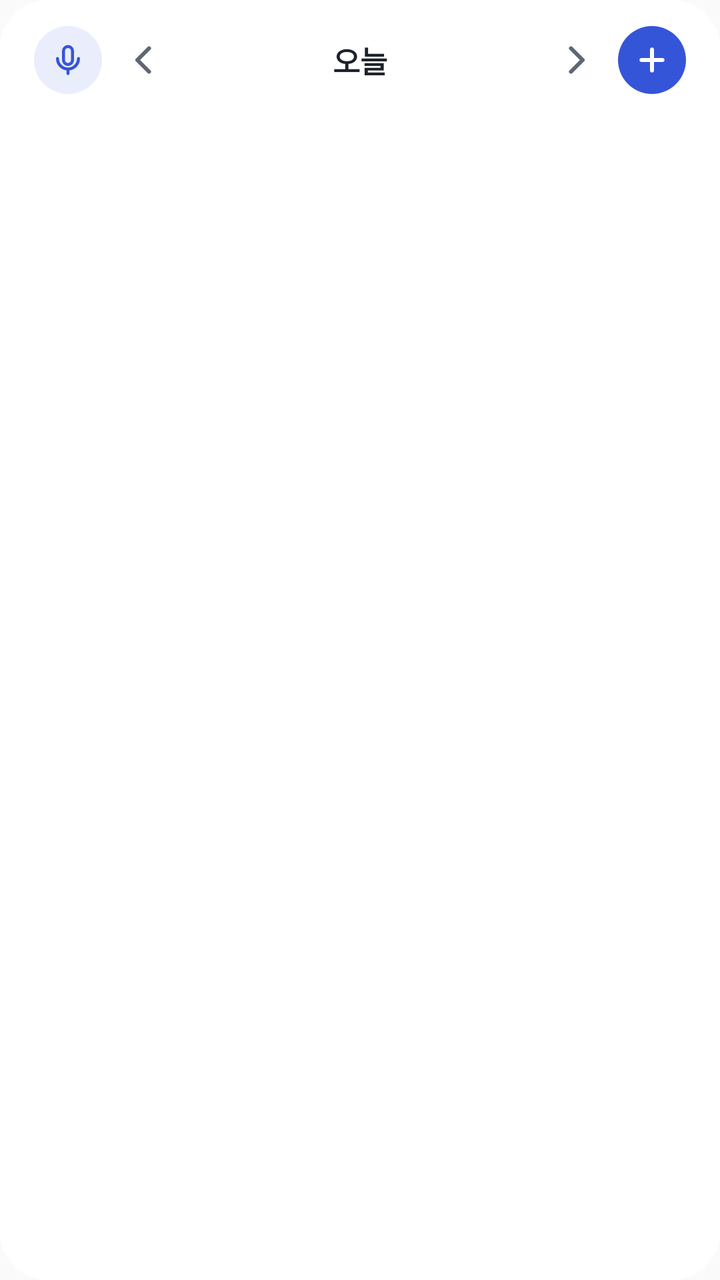
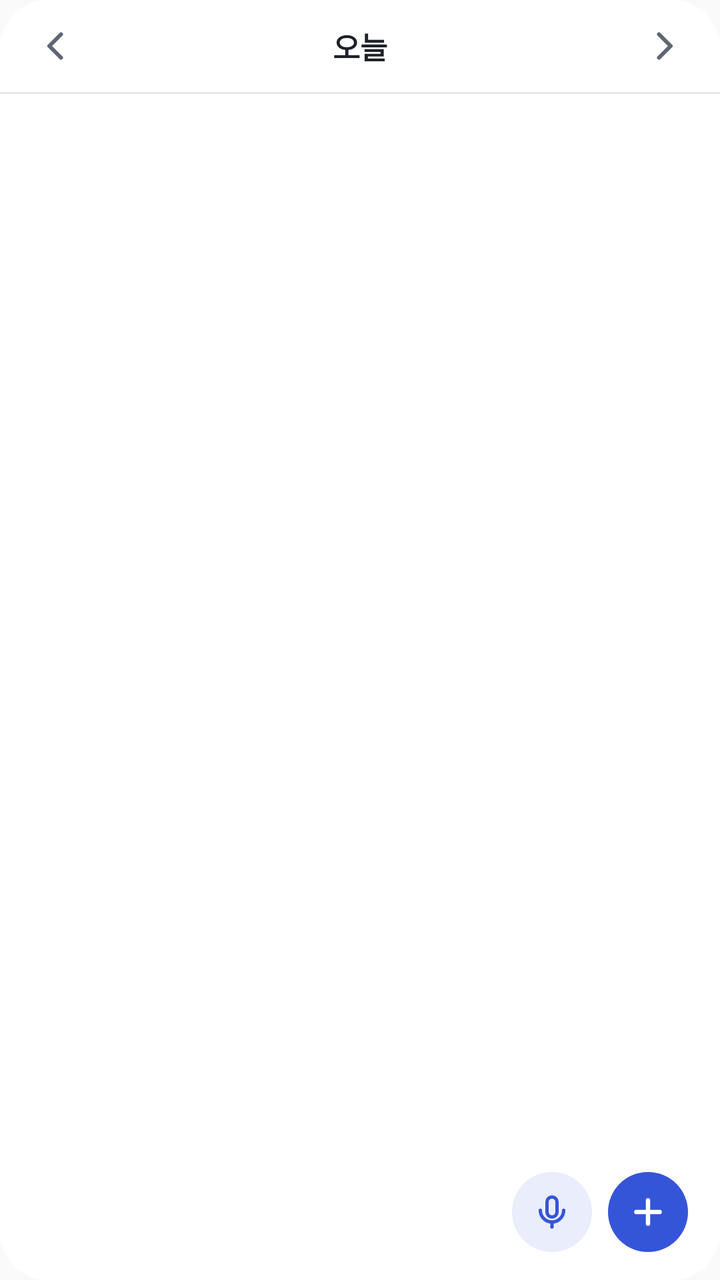

An Android layout rendered at two revisions. The XML below is the earlier revision; the diff shows what the commit changed to produce the second picture.
<!-- AndroidManifest.xml: application theme AppTheme -->
<!-- res/layout/bx_widget.xml -->
<?xml version="1.0" encoding="utf-8"?>
<LinearLayout xmlns:android="http://schemas.android.com/apk/res/android"
    android:id="@+id/w_root"
    android:layout_width="match_parent"
    android:layout_height="match_parent"
    android:background="@drawable/bx_widget_bg"
    android:orientation="vertical"
    android:paddingLeft="14dp"
    android:paddingTop="10dp"
    android:paddingRight="14dp"
    android:paddingBottom="12dp">

    <LinearLayout
        android:layout_width="match_parent"
        android:layout_height="40dp"
        android:gravity="center_vertical"
        android:orientation="horizontal">
        <FrameLayout
            android:id="@+id/w_mic"
            android:layout_width="40dp"
            android:layout_height="40dp"
            android:contentDescription="말하기 · 바로 말로 일정 추가">
            <ImageView
                android:layout_width="34dp"
                android:layout_height="34dp"
                android:layout_gravity="center"
                android:background="@drawable/bx_widget_round2"
                android:importantForAccessibility="no"
                android:padding="8dp"
                android:src="@drawable/ic_widget_mic_a" />
        </FrameLayout>
        <FrameLayout
            android:id="@+id/w_prev"
            android:layout_width="36dp"
            android:layout_height="40dp"
            android:contentDescription="전날">
            <ImageView
                android:layout_width="20dp"
                android:layout_height="20dp"
                android:layout_gravity="center"
                android:importantForAccessibility="no"
                android:src="@drawable/ic_widget_prev" />
        </FrameLayout>
        <TextView
            android:id="@+id/w_head"
            android:layout_width="0dp"
            android:layout_height="40dp"
            android:layout_weight="1"
            android:ellipsize="end"
            android:gravity="center"
            android:maxLines="1"
            android:text="오늘"
            android:textColor="@color/bx_w_ink"
            android:textSize="15sp"
            android:textStyle="bold" />
        <FrameLayout
            android:id="@+id/w_next"
            android:layout_width="36dp"
            android:layout_height="40dp"
            android:contentDescription="다음 날">
            <ImageView
                android:layout_width="20dp"
                android:layout_height="20dp"
                android:layout_gravity="center"
                android:importantForAccessibility="no"
                android:src="@drawable/ic_widget_next" />
        </FrameLayout>
        <FrameLayout
            android:id="@+id/w_add"
            android:layout_width="40dp"
            android:layout_height="40dp"
            android:contentDescription="새 일정">
            <ImageView
                android:layout_width="34dp"
                android:layout_height="34dp"
                android:layout_gravity="center"
                android:background="@drawable/bx_widget_round"
                android:importantForAccessibility="no"
                android:padding="8dp"
                android:src="@drawable/ic_widget_plus" />
        </FrameLayout>
    </LinearLayout>

    <FrameLayout
        android:layout_width="match_parent"
        android:layout_height="0dp"
        android:layout_marginTop="6dp"
        android:layout_weight="1">
        
        <ListView
            android:id="@+id/w_list"
            android:layout_width="match_parent"
            android:layout_height="match_parent"
            android:divider="@null"
            android:dividerHeight="0dp"
            android:fadeScrollbars="false"
            android:listSelector="@android:color/transparent"
            android:scrollbarSize="3dp"
            android:scrollbarStyle="outsideOverlay"
            android:scrollbarThumbVertical="@drawable/bx_widget_thumb"
            android:scrollbars="vertical" />
        <TextView
            android:id="@+id/w_empty"
            android:layout_width="match_parent"
            android:layout_height="match_parent"
            android:gravity="center"
            android:text="일정 없음"
            android:textColor="@color/bx_w_ink2"
            android:textSize="14sp"
            android:visibility="gone" />
    </FrameLayout>
</LinearLayout>
<!-- resources referenced by this layout -->
<resources>
  <color name="bx_w_ink">#1D2129</color>
  <color name="bx_w_ink2">#5F6673</color>
  <!-- drawable bx_widget_bg (drawable) -->
  <?xml version="1.0" encoding="utf-8"?>
  <shape xmlns:android="http://schemas.android.com/apk/res/android" android:shape="rectangle">
      <solid android:color="@color/bx_w_bg" />
      <corners android:radius="24dp" />
  </shape>
  <!-- drawable bx_widget_round (drawable) -->
  <?xml version="1.0" encoding="utf-8"?>
  <shape xmlns:android="http://schemas.android.com/apk/res/android" android:shape="oval">
      <solid android:color="@color/bx_w_btn" />
  </shape>
  <!-- drawable bx_widget_round2 (drawable) -->
  <?xml version="1.0" encoding="utf-8"?>
  <shape xmlns:android="http://schemas.android.com/apk/res/android" android:shape="oval">
      <solid android:color="@color/bx_w_btn2" />
  </shape>
  <!-- drawable bx_widget_thumb (drawable) -->
  <?xml version="1.0" encoding="utf-8"?>
  <shape xmlns:android="http://schemas.android.com/apk/res/android" android:shape="rectangle">
      <solid android:color="@color/bx_w_thumb" />
      <corners android:radius="2dp" />
      <size android:width="3dp" />
  </shape>
  <!-- drawable ic_widget_next (drawable) -->
  <vector xmlns:android="http://schemas.android.com/apk/res/android"
      android:width="24dp" android:height="24dp" android:viewportWidth="24" android:viewportHeight="24">
      <path android:fillColor="#00000000" android:strokeColor="@color/bx_w_ink2" android:strokeWidth="2.4" android:strokeLineCap="round" android:strokeLineJoin="round"
          android:pathData="M9,5l7,7l-7,7" />
  </vector>
  <!-- drawable ic_widget_plus (drawable) -->
  <vector xmlns:android="http://schemas.android.com/apk/res/android"
      android:width="24dp" android:height="24dp" android:viewportWidth="24" android:viewportHeight="24">
      <path android:fillColor="#00000000" android:strokeColor="#FFFFFF" android:strokeWidth="2.6" android:strokeLineCap="round"
          android:pathData="M12,5v14M5,12h14" />
  </vector>
  <!-- drawable ic_widget_prev (drawable) -->
  <vector xmlns:android="http://schemas.android.com/apk/res/android"
      android:width="24dp" android:height="24dp" android:viewportWidth="24" android:viewportHeight="24">
      <path android:fillColor="#00000000" android:strokeColor="@color/bx_w_ink2" android:strokeWidth="2.4" android:strokeLineCap="round" android:strokeLineJoin="round"
          android:pathData="M15,5l-7,7l7,7" />
  </vector>
  <style name="AppTheme" parent="Theme.AppCompat.Light.DarkActionBar">
          
          <item name="colorPrimary">@color/colorPrimary</item>
          <item name="colorPrimaryDark">@color/colorPrimaryDark</item>
          <item name="colorAccent">@color/colorAccent</item>
      </style>
  <color name="bx_w_bg">#FFFFFF</color>
  <color name="bx_w_btn">#3555D8</color>
  <color name="bx_w_btn2">#E9EDFC</color>
  <color name="bx_w_thumb">#C9CED6</color>
  <color name="bx_w_accent">#3555D8</color>
  <!-- unchanged entries left out for length: 1 -->
</resources>

<!-- the commit's change to res/layout/bx_widget.xml (unified diff, before → after) -->
@@ -4,35 +4,20 @@
     android:layout_width="match_parent"
     android:layout_height="match_parent"
     android:background="@drawable/bx_widget_bg"
-    android:orientation="vertical"
-    android:paddingLeft="14dp"
-    android:paddingTop="10dp"
-    android:paddingRight="14dp"
-    android:paddingBottom="12dp">
+    android:orientation="vertical">
 
+    
     <LinearLayout
         android:layout_width="match_parent"
-        android:layout_height="40dp"
+        android:layout_height="46dp"
         android:gravity="center_vertical"
-        android:orientation="horizontal">
-        <FrameLayout
-            android:id="@+id/w_mic"
-            android:layout_width="40dp"
-            android:layout_height="40dp"
-            android:contentDescription="말하기 · 바로 말로 일정 추가">
-            <ImageView
-                android:layout_width="34dp"
-                android:layout_height="34dp"
-                android:layout_gravity="center"
-                android:background="@drawable/bx_widget_round2"
-                android:importantForAccessibility="no"
-                android:padding="8dp"
-                android:src="@drawable/ic_widget_mic_a" />
-        </FrameLayout>
+        android:orientation="horizontal"
+        android:paddingLeft="6dp"
+        android:paddingRight="6dp">
         <FrameLayout
             android:id="@+id/w_prev"
-            android:layout_width="36dp"
-            android:layout_height="40dp"
+            android:layout_width="44dp"
+            android:layout_height="46dp"
             android:contentDescription="전날">
             <ImageView
                 android:layout_width="20dp"
@@ -44,7 +29,7 @@
         <TextView
             android:id="@+id/w_head"
             android:layout_width="0dp"
-            android:layout_height="40dp"
+            android:layout_height="46dp"
             android:layout_weight="1"
             android:ellipsize="end"
             android:gravity="center"
@@ -55,8 +40,8 @@
             android:textStyle="bold" />
         <FrameLayout
             android:id="@+id/w_next"
-            android:layout_width="36dp"
-            android:layout_height="40dp"
+            android:layout_width="44dp"
+            android:layout_height="46dp"
             android:contentDescription="다음 날">
             <ImageView
                 android:layout_width="20dp"
@@ -65,36 +50,32 @@
                 android:importantForAccessibility="no"
                 android:src="@drawable/ic_widget_next" />
         </FrameLayout>
-        <FrameLayout
-            android:id="@+id/w_add"
-            android:layout_width="40dp"
-            android:layout_height="40dp"
-            android:contentDescription="새 일정">
-            <ImageView
-                android:layout_width="34dp"
-                android:layout_height="34dp"
-                android:layout_gravity="center"
-                android:background="@drawable/bx_widget_round"
-                android:importantForAccessibility="no"
-                android:padding="8dp"
-                android:src="@drawable/ic_widget_plus" />
-        </FrameLayout>
     </LinearLayout>
+    
+    <FrameLayout
+        android:layout_width="match_parent"
+        android:layout_height="1dp"
+        android:background="@color/bx_w_line" />
 
     <FrameLayout
         android:layout_width="match_parent"
         android:layout_height="0dp"
+        android:layout_marginLeft="14dp"
         android:layout_marginTop="6dp"
+        android:layout_marginRight="14dp"
+        android:layout_marginBottom="12dp"
         android:layout_weight="1">
         
         <ListView
             android:id="@+id/w_list"
             android:layout_width="match_parent"
             android:layout_height="match_parent"
+            android:clipToPadding="false"
             android:divider="@null"
             android:dividerHeight="0dp"
             android:fadeScrollbars="false"
             android:listSelector="@android:color/transparent"
+            android:paddingBottom="40dp"
             android:scrollbarSize="3dp"
             android:scrollbarStyle="outsideOverlay"
             android:scrollbarThumbVertical="@drawable/bx_widget_thumb"
@@ -108,5 +89,46 @@
             android:textColor="@color/bx_w_ink2"
             android:textSize="14sp"
             android:visibility="gone" />
+        
+        <FrameLayout
+            android:layout_width="match_parent"
+            android:layout_height="52dp"
+            android:layout_gravity="bottom"
+            android:background="@drawable/bx_widget_fade" />
+        <LinearLayout
+            android:layout_width="wrap_content"
+            android:layout_height="wrap_content"
+            android:layout_gravity="bottom|end"
+            android:orientation="horizontal">
+            <FrameLayout
+                android:id="@+id/w_mic"
+                android:layout_width="44dp"
+                android:layout_height="44dp"
+                android:contentDescription="말하기 · 바로 말로 일정 추가">
+                <ImageView
+                    android:layout_width="40dp"
+                    android:layout_height="40dp"
+                    android:layout_gravity="center"
+                    android:background="@drawable/bx_widget_round2"
+                    android:importantForAccessibility="no"
+                    android:padding="10dp"
+                    android:src="@drawable/ic_widget_mic_a" />
+            </FrameLayout>
+            <FrameLayout
+                android:id="@+id/w_add"
+                android:layout_width="44dp"
+                android:layout_height="44dp"
+                android:layout_marginLeft="4dp"
+                android:contentDescription="새 일정">
+                <ImageView
+                    android:layout_width="40dp"
+                    android:layout_height="40dp"
+                    android:layout_gravity="center"
+                    android:background="@drawable/bx_widget_round"
+                    android:importantForAccessibility="no"
+                    android:padding="10dp"
+                    android:src="@drawable/ic_widget_plus" />
+            </FrameLayout>
+        </LinearLayout>
     </FrameLayout>
 </LinearLayout>
<!-- resource entries referenced after the edit -->
@@ -2,11 +2,17 @@
 <resources>
   <color name="bx_w_ink">#1D2129</color>
   <color name="bx_w_ink2">#5F6673</color>
+  <color name="bx_w_line">#E4E6EA</color>
   <!-- drawable bx_widget_bg (drawable) -->
   <?xml version="1.0" encoding="utf-8"?>
   <shape xmlns:android="http://schemas.android.com/apk/res/android" android:shape="rectangle">
       <solid android:color="@color/bx_w_bg" />
       <corners android:radius="24dp" />
+  </shape>
+  <!-- drawable bx_widget_fade (drawable) -->
+  <?xml version="1.0" encoding="utf-8"?>
+  <shape xmlns:android="http://schemas.android.com/apk/res/android" android:shape="rectangle">
+      <gradient android:angle="90" android:startColor="@color/bx_w_bg" android:endColor="@color/bx_w_bg0" />
   </shape>
   <!-- drawable bx_widget_round (drawable) -->
   <?xml version="1.0" encoding="utf-8"?>
@@ -50,6 +56,7 @@
           <item name="colorAccent">@color/colorAccent</item>
       </style>
   <color name="bx_w_bg">#FFFFFF</color>
+  <color name="bx_w_bg0">#00FFFFFF</color>
   <color name="bx_w_btn">#3555D8</color>
   <color name="bx_w_btn2">#E9EDFC</color>
   <color name="bx_w_thumb">#C9CED6</color>
